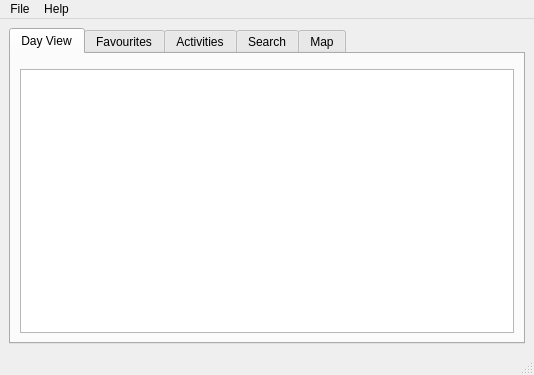
Old version of the form src/gui/mainwindow.ui in the repository edulix/confclerk.
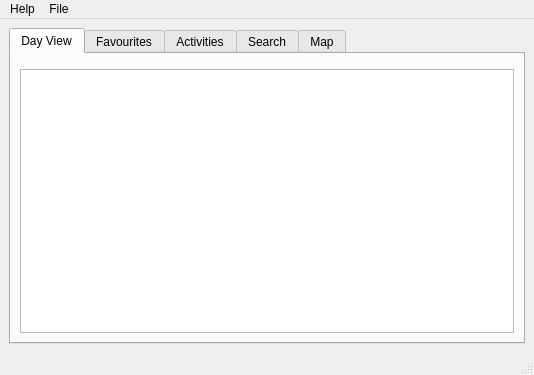
New version of the form. The open tabs and pages were chosen to show the change. Custom widgets are drawn as their Qt base class.

Commit message: used 'MAEMO' define to create 'non-virtual' 'VIRUAL_EVENT' table instead of 'virtual' one, only for 'MAEMO' Linux stays untouched - creates real 'virtual' table for FTS support

Diff of the .ui file:
```diff
--- a/src/gui/mainwindow.ui
+++ b/src/gui/mainwindow.ui
@@ -95,8 +95,8 @@
     <addaction name="actionAboutQt" />
     <addaction name="actionAboutApplication" />
    </widget>
-   <addaction name="menuFile" />
    <addaction name="menuAbout" />
+   <addaction name="menuFile" />
   </widget>
   <widget class="QStatusBar" name="statusbar" />
   <action name="actionImportSchedule" >
```
Left out of the diff: 2 changed lines with no effect on the pictures. The commit also changes 2 other files.
